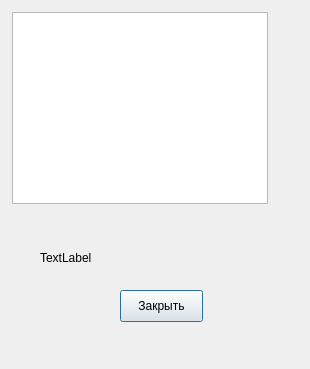
This is problems/sprint2/grocery/submission/cartwindow.ui in difurka/cpp-qt as Qt 5 draws it before an edit. The edited form follows.
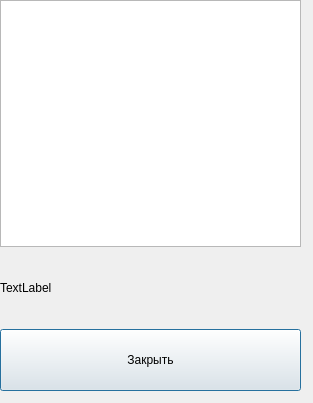
This is the edited form.

Patch:
```diff
--- a/problems/sprint2/grocery/submission/cartwindow.ui
+++ b/problems/sprint2/grocery/submission/cartwindow.ui
@@ -6,48 +6,63 @@
    <rect>
     <x>0</x>
     <y>0</y>
-    <width>310</width>
-    <height>369</height>
+    <width>313</width>
+    <height>403</height>
    </rect>
   </property>
   <property name="windowTitle">
    <string> Корзина</string>
   </property>
+  <widget class="QWidget" name="verticalLayoutWidget">
+   <property name="geometry">
+    <rect>
+     <x>0</x>
+     <y>0</y>
+     <width>301</width>
+     <height>391</height>
+    </rect>
+   </property>
+   <layout class="QVBoxLayout" name="verticalLayout" stretch="4,1,1">
+    <property name="spacing">
+     <number>10</number>
+    </property>
+    <item>
   <widget class="QListWidget" name="listWidget">
-   <property name="geometry">
-    <rect>
-     <x>12</x>
-     <y>12</y>
-     <width>256</width>
-     <height>192</height>
-    </rect>
-   </property>
-  </widget>
+      <property name="sizePolicy">
+       <sizepolicy hsizetype="Preferred" vsizetype="Preferred">
+        <horstretch>0</horstretch>
+        <verstretch>0</verstretch>
+       </sizepolicy>
+      </property>
+     </widget>
+    </item>
+    <item>
   <widget class="QLabel" name="label">
-   <property name="geometry">
-    <rect>
-     <x>40</x>
-     <y>250</y>
-     <width>58</width>
-     <height>16</height>
-    </rect>
+      <property name="sizePolicy">
+       <sizepolicy hsizetype="Preferred" vsizetype="Preferred">
+        <horstretch>0</horstretch>
+        <verstretch>0</verstretch>
+       </sizepolicy>
    </property>
    <property name="text">
     <string>TextLabel</string>
    </property>
   </widget>
+    </item>
+    <item>
   <widget class="QPushButton" name="btn_close">
-   <property name="geometry">
-    <rect>
-     <x>120</x>
-     <y>290</y>
-     <width>83</width>
-     <height>32</height>
-    </rect>
+      <property name="sizePolicy">
+       <sizepolicy hsizetype="Preferred" vsizetype="Preferred">
+        <horstretch>0</horstretch>
+        <verstretch>0</verstretch>
+       </sizepolicy>
    </property>
    <property name="text">
     <string>Закрыть</string>
    </property>
+     </widget>
+    </item>
+   </layout>
   </widget>
  </widget>
  <resources/>
```
Lines whose indentation alone changed are shown as unchanged.
